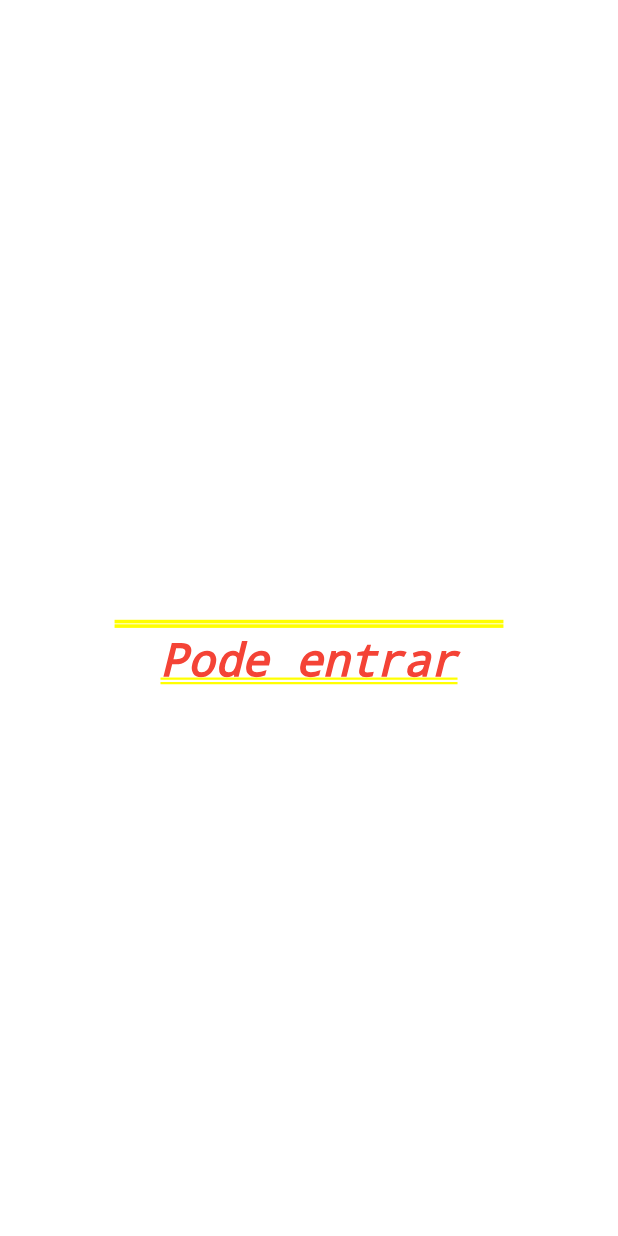
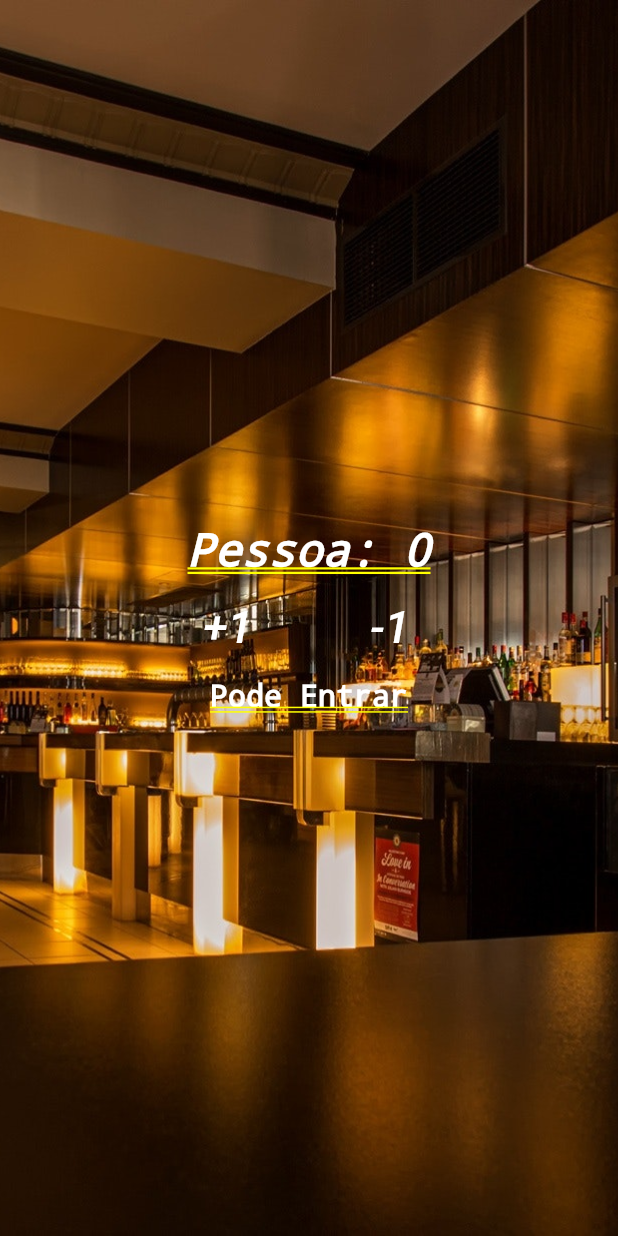
Before and after one commit to rafaelhalder/contador, a Flutter app: the screen it shows after launch, on a phone screen of 412 x 824 dp. Run offline on Flutter 3.47's test engine with Material 2 defaults, Android fonts, the phone set to English and light mode, and no system bars.

```diff
--- a/lib/main.dart
+++ b/lib/main.dart
@@ -1,21 +1,82 @@
 import 'package:flutter/material.dart';
 
 void main() {
-  runApp(MaterialApp(
-    title: "contador",
-    home: Column(
-      mainAxisAlignment: MainAxisAlignment.center,
+  runApp(MaterialApp(title: "primeiro projeto", home: Home()));
+}
+
+class Home extends StatefulWidget {
+  @override
+  _HomeState createState() => _HomeState();
+}
+
+class _HomeState extends State<Home> {
+  int _people = 0;
+  String _infoText = "Pode Entrar";
+  void _changePeople(int delta){
+    setState(() {
+      _people += delta;
+      if(_people < 0){
+        _infoText = "mundo invertido?";
+      }else{
+        _infoText = "Pode entrar!";
+      }
+    });
+  }
+  @override
+  Widget build(BuildContext context) {
+    return Stack(
       children: <Widget>[
-        Text(
-          "Pessoa: 0",
-          style: TextStyle(color: Colors.white, fontWeight: FontWeight.bold),
-        ),
-        Text(
-          "Pode entrar",
-          style: TextStyle(
-              color: Colors.red, fontStyle: FontStyle.italic, fontSize: 30),
+        Image.asset("images/restaurant.jpg", fit: BoxFit.cover, height: 1000),
+        Column(
+          mainAxisAlignment: MainAxisAlignment.center,
+          children: [
+            Text(
+              "Pessoa: $_people",
+              style: TextStyle(
+                  color: Colors.white,
+                  fontSize: 30,
+                  fontWeight: FontWeight.bold,
+                  fontStyle: FontStyle.italic),
+            ),
+            Row(
+              mainAxisAlignment: MainAxisAlignment.center,
+              children: <Widget>[
+                Padding(
+                  padding: EdgeInsets.all(10.0),
+                  child: FlatButton(
+                    child: Text(
+                      '+1',
+                      style: TextStyle(
+                          fontStyle: FontStyle.italic,
+                          fontSize: 30,
+                          color: Colors.white),
+                    ),
+                    onPressed: (){
+                      _changePeople(1);
+                    },
+                  ),
+                ),
+                Padding(
+                  padding: EdgeInsets.all(10.0),
+                  child: FlatButton(
+                    child: Text(
+                      '-1',
+                      style: TextStyle(
+                          fontStyle: FontStyle.italic,
+                          fontSize: 30,
+                          color: Colors.white),
+                    ),
+                    onPressed: (){
+                      _changePeople(-1);
+                    },
+                  ),
+                ),
+              ],
+            ),
+            Text("$_infoText", style: TextStyle(color: Colors.white,fontSize: 20),)
+          ],
         ),
       ],
-    ),
-  ));
+    );
+  }
 }
--- a/pubspec.yaml
+++ b/pubspec.yaml
@@ -45,8 +45,8 @@ flutter:
   uses-material-design: true
 
   # To add assets to your application, add an assets section, like this:
-  # assets:
-  #   - images/a_dot_burr.jpeg
+  assets:
+  - images/restaurant.jpg
   #   - images/a_dot_ham.jpeg
 
   # An image asset can refer to one or more resolution-specific "variants", see
```
Also changed, not shown: images/restaurant.jpg (added).
